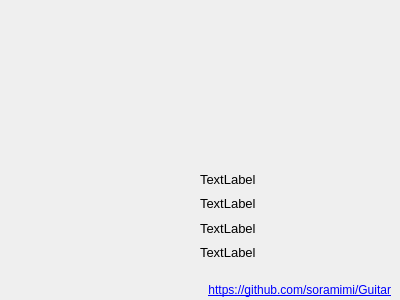
Qt form src/AboutDialog.ui (soramimi/Guitar) before a commit.
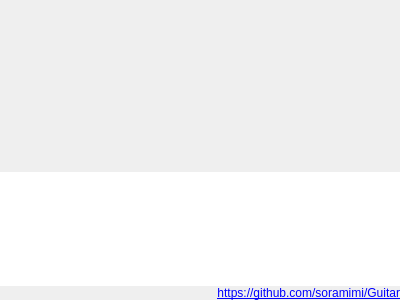
The same form after that commit.

```diff
--- a/src/AboutDialog.ui
+++ b/src/AboutDialog.ui
@@ -10,78 +10,56 @@
     <height>300</height>
    </rect>
   </property>
+  <property name="sizePolicy">
+   <sizepolicy hsizetype="Fixed" vsizetype="Fixed">
+    <horstretch>0</horstretch>
+    <verstretch>0</verstretch>
+   </sizepolicy>
+  </property>
   <property name="windowTitle">
    <string>Dialog</string>
   </property>
-  <widget class="QWidget" name="layoutWidget">
-   <property name="geometry">
-    <rect>
-     <x>200</x>
-     <y>170</y>
-     <width>191</width>
-     <height>91</height>
-    </rect>
-   </property>
    <layout class="QVBoxLayout" name="verticalLayout">
-    <item>
-     <widget class="QLabel" name="label_title">
-      <property name="font">
-       <font>
-        <pointsize>10</pointsize>
-       </font>
-      </property>
-      <property name="text">
-       <string>TextLabel</string>
-      </property>
-     </widget>
-    </item>
-    <item>
-     <widget class="QLabel" name="label_copyright">
-      <property name="font">
-       <font>
-        <pointsize>10</pointsize>
-       </font>
-      </property>
-      <property name="text">
-       <string>TextLabel</string>
-      </property>
-     </widget>
-    </item>
+   <property name="spacing">
+    <number>0</number>
+   </property>
+   <property name="leftMargin">
+    <number>0</number>
+   </property>
+   <property name="topMargin">
+    <number>0</number>
+   </property>
+   <property name="rightMargin">
+    <number>0</number>
+   </property>
+   <property name="bottomMargin">
+    <number>0</number>
+   </property>
     <item>
-     <widget class="QLabel" name="label_twitter">
-      <property name="font">
-       <font>
-        <pointsize>10</pointsize>
-       </font>
-      </property>
-      <property name="text">
-       <string>TextLabel</string>
-      </property>
-     </widget>
+    <spacer name="verticalSpacer">
+     <property name="orientation">
+      <enum>Qt::Vertical</enum>
+     </property>
+     <property name="sizeHint" stdset="0">
+      <size>
+       <width>20</width>
+       <height>250</height>
+      </size>
+     </property>
+    </spacer>
     </item>
     <item>
-     <widget class="QLabel" name="label_qt">
-      <property name="font">
-       <font>
-        <pointsize>10</pointsize>
-       </font>
-      </property>
-      <property name="text">
-       <string>TextLabel</string>
+    <widget class="QTextBrowser" name="textBrowser">
+     <property name="frameShape">
+      <enum>QFrame::NoFrame</enum>
+     </property>
+     <property name="textInteractionFlags">
+      <set>Qt::NoTextInteraction</set>
       </property>
      </widget>
     </item>
-   </layout>
-  </widget>
+   <item>
   <widget class="QLabel" name="label">
-   <property name="geometry">
-    <rect>
-     <x>20</x>
-     <y>280</y>
-     <width>371</width>
-     <height>20</height>
-    </rect>
-   </property>
    <property name="text">
     <string>&lt;a href=&quot;https://github.com/soramimi/Guitar&quot;&gt;https://github.com/soramimi/Guitar&lt;/a&gt;</string>
    </property>
@@ -92,6 +70,8 @@
     <bool>true</bool>
    </property>
   </widget>
+   </item>
+  </layout>
  </widget>
  <resources/>
  <connections/>
```
Lines whose indentation alone changed are shown as unchanged.
